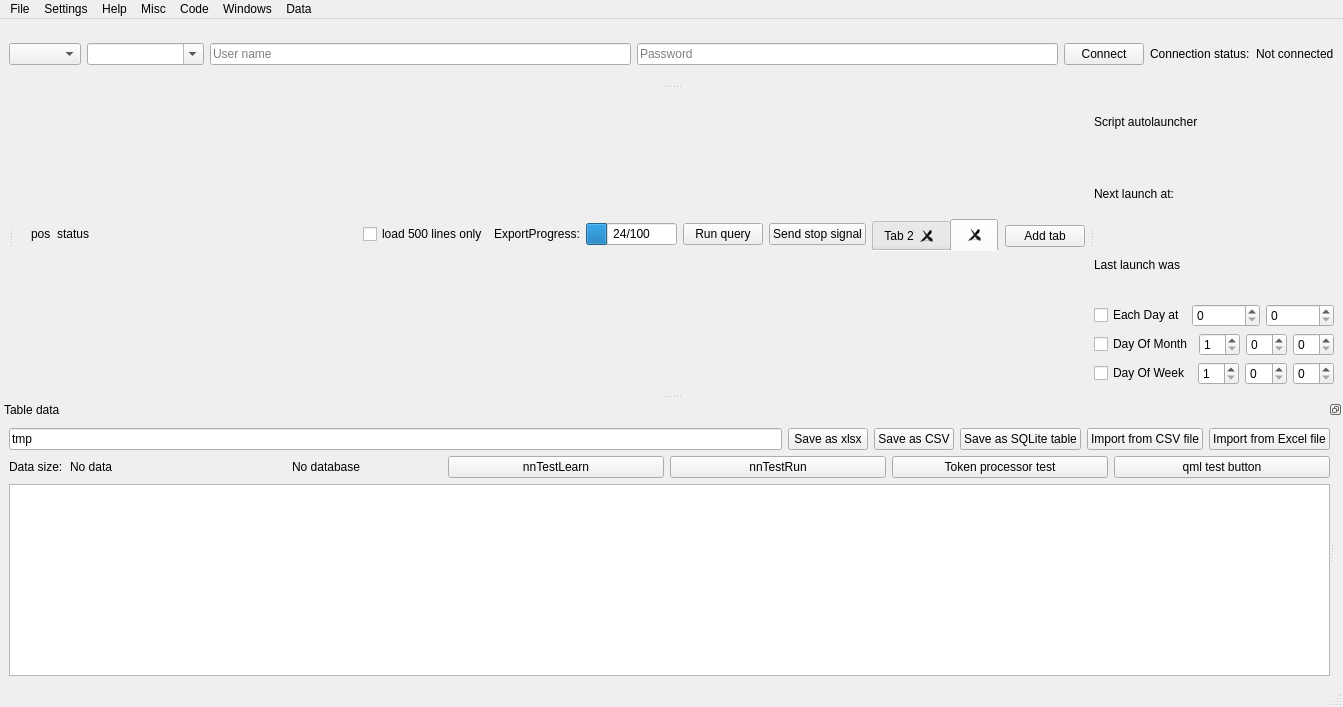
Qt form DBLoader CMake/loaderwidnow.ui (gfifgfifofich/DB_loader) before a commit.
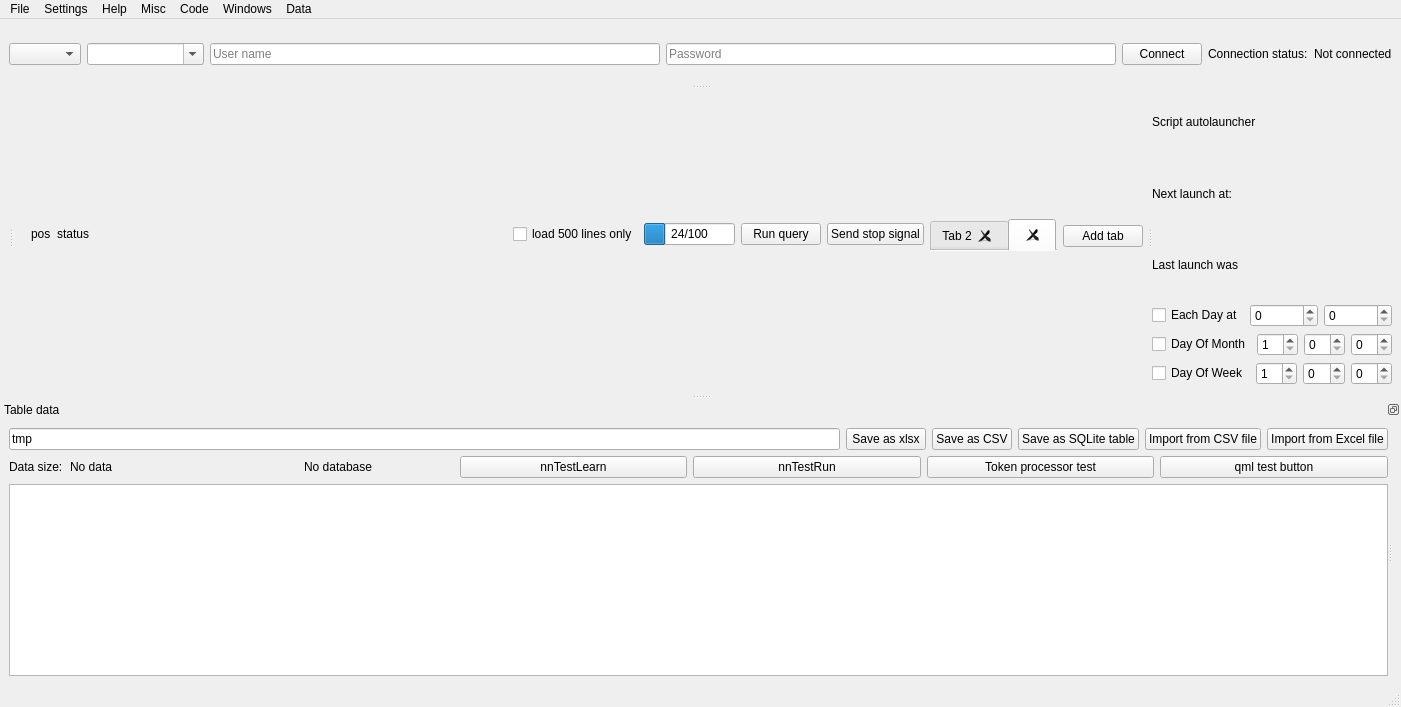
The same form after that commit.

Diff of the .ui file:
```diff
--- a/DBLoader CMake/loaderwidnow.ui
+++ b/DBLoader CMake/loaderwidnow.ui
@@ -214,13 +214,13 @@
               <widget class="QLabel" name="miscStatusLabel">
                <property name="minimumSize">
                 <size>
-                 <width>300</width>
-                 <height>0</height>
+                 <width>450</width>
+                 <height>20</height>
                 </size>
                </property>
                <property name="maximumSize">
                 <size>
-                 <width>16777215</width>
+                 <width>450</width>
                  <height>20</height>
                 </size>
                </property>
@@ -236,13 +236,6 @@
                </property>
               </widget>
              </item>
-             <item>
-              <widget class="QLabel" name="exportProgressLabel">
-               <property name="text">
-                <string>ExportProgress:</string>
-               </property>
-              </widget>
-             </item>
              <item>
               <widget class="QProgressBar" name="exportProgressBar">
                <property name="value">
```
